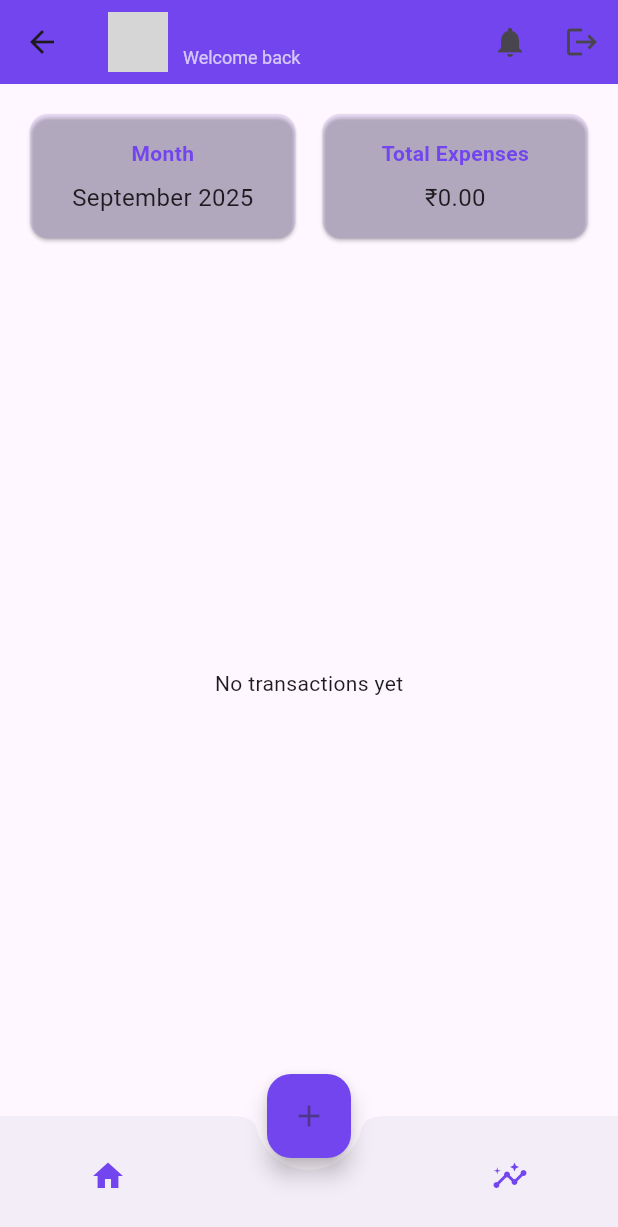
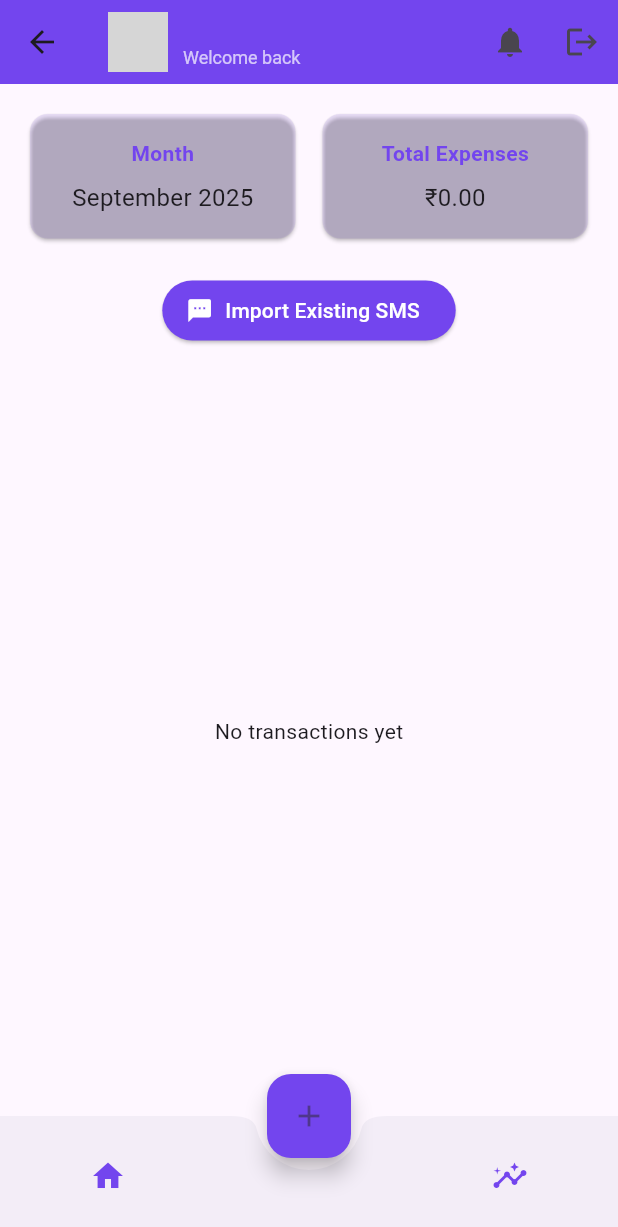
Before and after one commit to nekorei05/spendo, a Flutter app: the HomeScreen screen opened by its route, on a phone screen of 412 x 824 dp. Shown: the top 1227 px of the screen. Run offline on Flutter 3.47's test engine with Material 3 defaults, Android fonts, the phone set to English and light mode, and no system bars; our stand-ins replace firebase_auth, firebase_core, permission_handler, sqflite; missing offline and left inert: telephony; accounts and stored records are empty; network calls fail; grey boxes are pictures that could not be loaded.

Commit message:
✉️ added sms parsing for fetching transaction details - parses sms and puts it in sqlite database - asks for permission for importing existing sms

```diff
--- a/lib/screens/home_screen.dart
+++ b/lib/screens/home_screen.dart
@@ -4,6 +4,7 @@ import 'login_screen.dart';
 import 'add_transaction.dart';
 import 'db_helper.dart';
 import 'package:intl/intl.dart';
+import '../services/sms_service.dart';
 
 class HomeScreen extends StatefulWidget {
   @override
@@ -18,6 +19,9 @@ class _HomeScreenState extends State<HomeScreen> {
   @override
   void initState() {
     super.initState();
+    // Start reading SMS
+    final smsService = SmsService();
+    smsService.initSmsListener();
     _loadDashboardData();
   }
 
@@ -148,7 +152,24 @@ class _HomeScreenState extends State<HomeScreen> {
               ],
             ),
             SizedBox(height: 20),
-            // Recent Transactions
+            ElevatedButton.icon(
+              onPressed: () async {
+                final smsService = SmsService();
+                await smsService.importExistingSms();
+                await _loadDashboardData();
+                ScaffoldMessenger.of(
+                  context,
+                ).showSnackBar(SnackBar(content: Text('SMS import complete')));
+              },
+              icon: Icon(Icons.sms),
+              label: Text('Import Existing SMS'),
+              style: ElevatedButton.styleFrom(
+                backgroundColor: primaryColor,
+                foregroundColor: Colors.white,
+              ),
+            ),
+            SizedBox(height: 16),
+
             Expanded(
               child: _recentExpenses.isEmpty
                   ? Center(child: Text('No transactions yet'))
--- a/pubspec.yaml
+++ b/pubspec.yaml
@@ -40,6 +40,8 @@ dependencies:
   fl_chart: ^0.63.0
   sqflite: ^2.3.0
   path_provider: ^2.0.14
+  telephony: ^0.2.0
+  permission_handler: ^11.3.0
 
 
 dev_dependencies:
```
Also changed, not shown: lib/services/sms_service.dart (added, +67 -0 lines), pubspec.lock, 4 other files.
